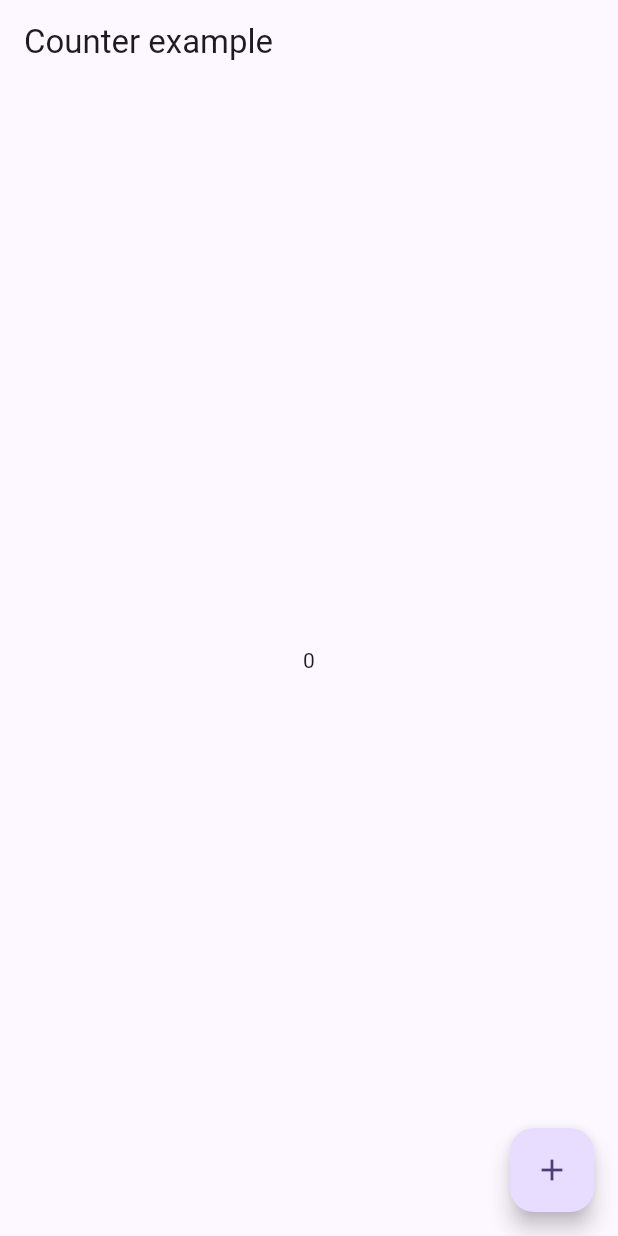
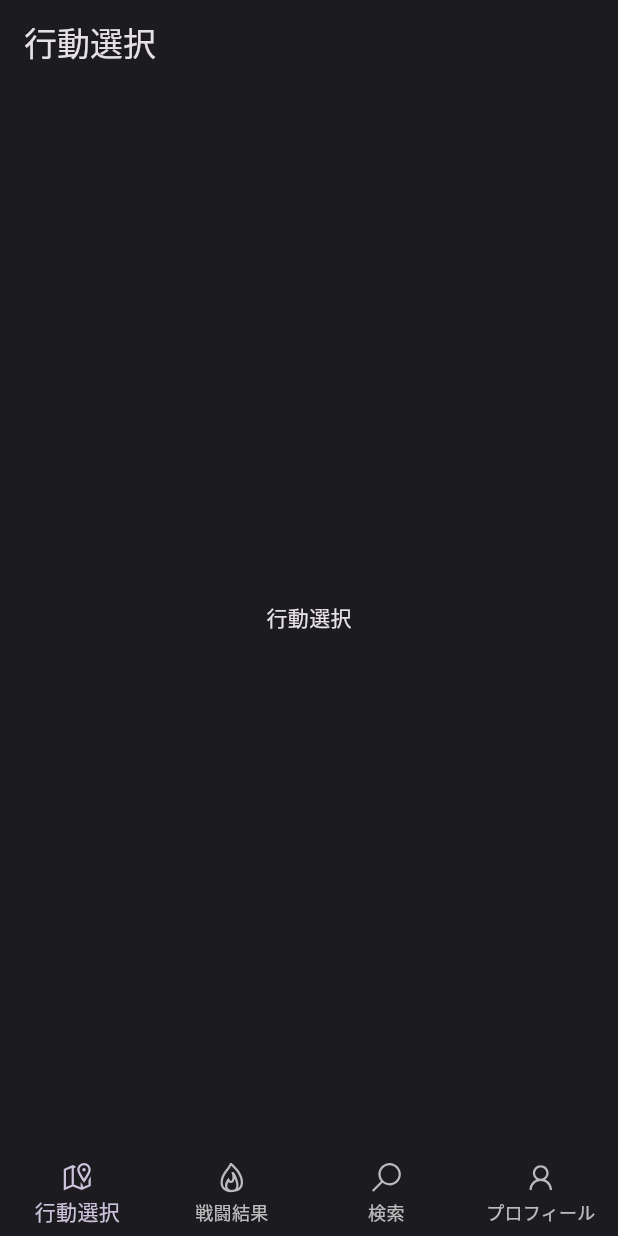
Before and after one commit to yuki-kamikita/muku, a Flutter app: the screen it shows after launch, on a phone screen of 412 x 824 dp. Run offline on Flutter 3.47's test engine with Material 2 defaults, Android fonts, the light colour scheme and no system bars; our stand-ins replace firebase_auth, firebase_core, flutter_hooks, hooks_riverpod, line_icons; accounts and stored records are empty; network calls fail.

Commit message:
ボトムナビゲーション追加

```diff
--- a/lib/main.dart
+++ b/lib/main.dart
@@ -2,7 +2,7 @@
 import 'package:flutter/material.dart';
 import 'package:hooks_riverpod/hooks_riverpod.dart';
 import 'model/firebase/authentication.dart';
-import 'ui/pages/home.dart';
+import 'ui/pages/bottom_navigation.dart';
 import 'ui/theme/lib_color_schemes.g.dart';
 
 // main関数を非同期にして、Firebaseのinitializeが完了したら画面を描画する
@@ -20,19 +20,17 @@
   @override
   Widget build(BuildContext context) {
     return MaterialApp(
-      title: 'Flutter Demo',
+      // title: 'Muku',
+      themeMode: ThemeMode.dark, // ユーザー設定でここの値を変更できるようにすればいいな
       theme: ThemeData(
           useMaterial3: true,
-          colorSchemeSeed: seed, // もっと内容増えたらcolorSchemeと入れ替えて内容確認してみようかな
-        // colorScheme: lightColorScheme,
+          colorScheme: lightColorScheme,
       ),
       darkTheme: ThemeData(
           useMaterial3: true,
-          colorSchemeSeed: seed,
-          brightness: Brightness.dark
-          // colorScheme: darkColorScheme,
+          colorScheme: darkColorScheme,
       ), // https://itome.team/blog/2019/12/flutter-advent-calendar-day12/
-      home: const Home(),
+      home: const BottomNavigation(),
     );
   }
 }
--- /dev/null
+++ b/lib/ui/pages/battle_archive.dart
@@ -0,0 +1,21 @@
+import 'package:flutter/material.dart';
+import 'package:hooks_riverpod/hooks_riverpod.dart';
+
+final counterProvider = StateProvider((ref) => 0);
+
+/// 戦闘結果
+class BattleArchive extends HookConsumerWidget {
+  const BattleArchive({Key? key}) : super(key: key);
+
+  @override
+  Widget build(BuildContext context, WidgetRef ref) {
+
+    return Scaffold(
+      appBar: AppBar(title: const Text('戦闘結果')),
+      body: Center(
+        child: Text("戦闘結果"),
+      ),
+    );
+  }
+
+}
--- /dev/null
+++ b/lib/ui/pages/bottom_navigation.dart
@@ -0,0 +1,54 @@
+import 'package:flutter/material.dart';
+import 'package:flutter_hooks/flutter_hooks.dart';
+import 'package:hooks_riverpod/hooks_riverpod.dart';
+import 'package:line_icons/line_icons.dart';
+import 'package:muku/ui/pages/battle_archive.dart';
+import 'package:muku/ui/pages/my_profile.dart';
+import 'package:muku/ui/pages/next_action.dart';
+import 'package:muku/ui/pages/user_search.dart';
+
+class BottomNavigation extends HookConsumerWidget {
+  const BottomNavigation({Key? key}) : super(key: key);
+
+  @override
+  Widget build(BuildContext context, WidgetRef ref) {
+    final _bottomNavigationIndex = useState(0);
+    final _pages = <Widget>[
+      const NextAction(),
+      const BattleArchive(),
+      const UserSearch(),
+      const MyProfile()
+    ];
+
+    return Scaffold(
+      // appBar: AppBar(title: const Text('Muku Project')),
+      body: Center(
+        child: _pages[_bottomNavigationIndex.value]
+        // child: Text('${_bottomNavigationIndex.value}'),
+      ),
+      bottomNavigationBar: BottomNavigationBar(
+        items: const <BottomNavigationBarItem>[
+          BottomNavigationBarItem(
+            icon: Icon(LineIcons.alternateMapMarked),
+            label: '行動選択',
+          ),
+          BottomNavigationBarItem(
+            icon: Icon(LineIcons.fire),
+            label: '戦闘結果',
+          ),
+          BottomNavigationBarItem(
+            icon: Icon(LineIcons.search),
+            label: '検索',
+          ),
+          BottomNavigationBarItem(
+            icon: Icon(LineIcons.user),
+            label: 'プロフィール',
+          ),
+        ],
+        currentIndex: _bottomNavigationIndex.value,
+        type: BottomNavigationBarType.fixed,
+        onTap: (int index) => _bottomNavigationIndex.value = index
+      ),
+    );
+  }
+}
--- a/lib/ui/pages/home.dart
+++ /dev/null
@@ -1,23 +0,0 @@
-import 'package:flutter/material.dart';
-import 'package:flutter_hooks/flutter_hooks.dart';
-import 'package:hooks_riverpod/hooks_riverpod.dart';
-
-class Home extends HookConsumerWidget {
-  const Home({Key? key}) : super(key: key);
-
-  @override
-  Widget build(BuildContext context, WidgetRef ref) {
-    final counter = useState(0);
-
-    return Scaffold(
-      appBar: AppBar(title: const Text('Counter example')),
-      body: Center(
-        child: Text('${counter.value}'),
-      ),
-      floatingActionButton: FloatingActionButton(
-        onPressed: () => counter.value++,
-        child: const Icon(Icons.add),
-      ),
-    );
-  }
-}
--- /dev/null
+++ b/lib/ui/pages/my_profile.dart
@@ -0,0 +1,21 @@
+import 'package:flutter/material.dart';
+import 'package:hooks_riverpod/hooks_riverpod.dart';
+
+final counterProvider = StateProvider((ref) => 0);
+
+/// 自分のプロフィール表示
+class MyProfile extends HookConsumerWidget {
+  const MyProfile({Key? key}) : super(key: key);
+
+  @override
+  Widget build(BuildContext context, WidgetRef ref) {
+
+    return Scaffold(
+      appBar: AppBar(title: const Text('プロフィール')),
+      body: Center(
+        child: Text("マイプロフィール"),
+      ),
+    );
+  }
+
+}
--- /dev/null
+++ b/lib/ui/pages/next_action.dart
@@ -0,0 +1,21 @@
+import 'package:flutter/material.dart';
+import 'package:hooks_riverpod/hooks_riverpod.dart';
+
+final counterProvider = StateProvider((ref) => 0);
+
+/// 行動選択
+class NextAction extends HookConsumerWidget {
+  const NextAction({Key? key}) : super(key: key);
+
+  @override
+  Widget build(BuildContext context, WidgetRef ref) {
+
+    return Scaffold(
+      appBar: AppBar(title: const Text('行動選択')),
+      body: Center(
+        child: Text("行動選択"),
+      ),
+    );
+  }
+
+}
--- /dev/null
+++ b/lib/ui/pages/user_search.dart
@@ -0,0 +1,21 @@
+import 'package:flutter/material.dart';
+import 'package:hooks_riverpod/hooks_riverpod.dart';
+
+final counterProvider = StateProvider((ref) => 0);
+
+/// ユーザー検索
+class UserSearch extends HookConsumerWidget {
+  const UserSearch({Key? key}) : super(key: key);
+
+  @override
+  Widget build(BuildContext context, WidgetRef ref) {
+
+    return Scaffold(
+      appBar: AppBar(title: const Text('ユーザー検索')),
+      body: Center(
+        child: Text("ユーザー検索"),
+      ),
+    );
+  }
+
+}
```
Also changed, not shown: pubspec.yaml (+7 -66 lines), pubspec.lock.
